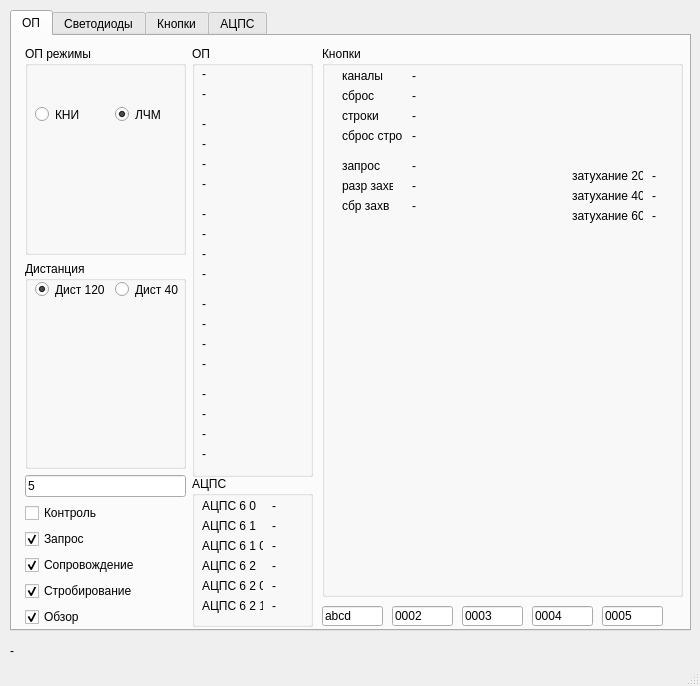
This is qt.ui in AEpolyakov/op_ui as Qt 5 draws it before an edit. The edited form follows.
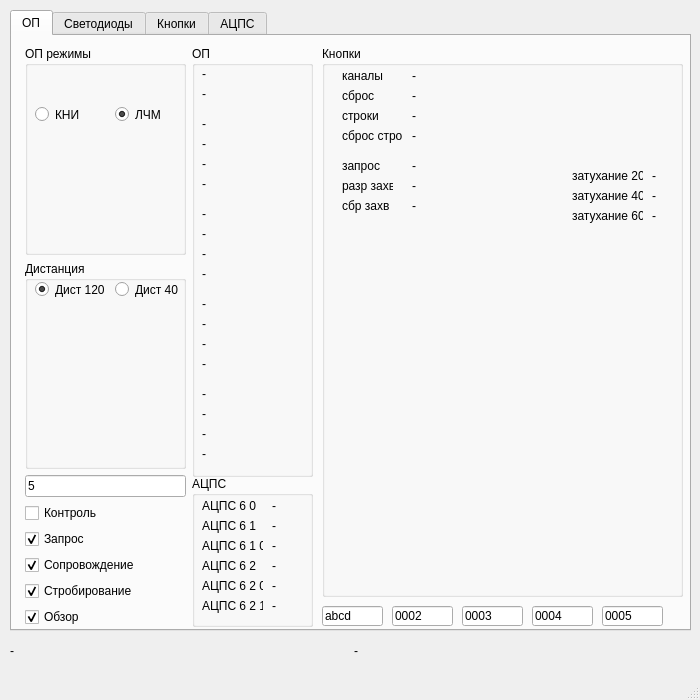
This is the edited form.

Commit message: exchange counter

```diff
--- a/qt.ui
+++ b/qt.ui
@@ -7,7 +7,7 @@
     <x>0</x>
     <y>0</y>
     <width>700</width>
-    <height>686</height>
+    <height>700</height>
    </rect>
   </property>
   <property name="windowTitle">
@@ -1323,6 +1323,13 @@
        </property>
       </widget>
      </item>
+     <item>
+      <widget class="QLabel" name="com_exchange">
+       <property name="text">
+        <string>-</string>
+       </property>
+      </widget>
+     </item>
     </layout>
    </widget>
   </widget>
```
The commit also changes 2 other files.
